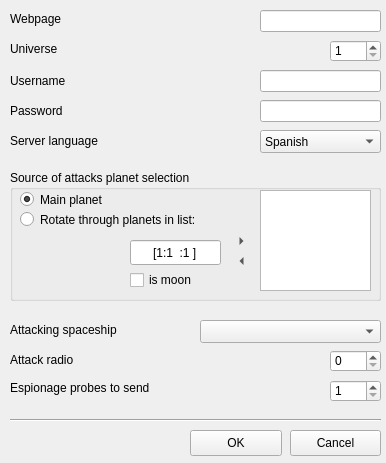
Before: the Qt Designer form ogbot/src/ui/Options.ui in kovan/kovans-ogbot, drawn with Qt 5.
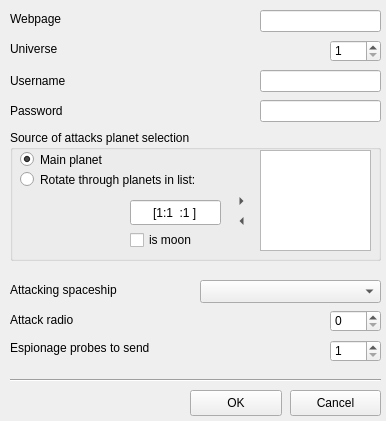
After: the same form once the commit is applied. Icons and pictures are not drawn.

What changed in the file:
```diff
--- a/ogbot/src/ui/Options.ui
+++ b/ogbot/src/ui/Options.ui
@@ -9,7 +9,7 @@
     <x>0</x>
     <y>0</y>
     <width>386</width>
-    <height>463</height>
+    <height>421</height>
    </rect>
   </property>
   <property name="sizePolicy" >
@@ -30,7 +30,7 @@
    <property name="geometry" >
     <rect>
      <x>330</x>
-     <y>350</y>
+     <y>310</y>
      <width>51</width>
      <height>22</height>
     </rect>
@@ -40,7 +40,7 @@
    <property name="geometry" >
     <rect>
      <x>10</x>
-     <y>410</y>
+     <y>370</y>
      <width>46</width>
      <height>14</height>
     </rect>
@@ -53,7 +53,7 @@
    <property name="geometry" >
     <rect>
      <x>330</x>
-     <y>380</y>
+     <y>340</y>
      <width>51</width>
      <height>22</height>
     </rect>
@@ -62,22 +62,6 @@
     <number>1</number>
    </property>
   </widget>
-  <widget class="QPushButton" name="cancelButton" >
-   <property name="geometry" >
-    <rect>
-     <x>290</x>
-     <y>430</y>
-     <width>91</width>
-     <height>26</height>
-    </rect>
-   </property>
-   <property name="text" >
-    <string>Cancel</string>
-   </property>
-   <property name="autoDefault" >
-    <bool>false</bool>
-   </property>
-  </widget>
   <widget class="QLineEdit" name="usernameLineEdit" >
    <property name="geometry" >
     <rect>
@@ -166,7 +150,7 @@
    <property name="geometry" >
     <rect>
      <x>10</x>
-     <y>410</y>
+     <y>370</y>
      <width>371</width>
      <height>20</height>
     </rect>
@@ -179,7 +163,7 @@
    <property name="geometry" >
     <rect>
      <x>190</x>
-     <y>430</y>
+     <y>390</y>
      <width>92</width>
      <height>26</height>
     </rect>
@@ -195,7 +179,7 @@
    <property name="geometry" >
     <rect>
      <x>10</x>
-     <y>370</y>
+     <y>330</y>
      <width>221</width>
      <height>36</height>
     </rect>
@@ -211,7 +195,7 @@
    <property name="geometry" >
     <rect>
      <x>10</x>
-     <y>350</y>
+     <y>310</y>
      <width>291</width>
      <height>20</height>
     </rect>
@@ -223,21 +207,11 @@
     <cstring>attackRadioSpinBox</cstring>
    </property>
   </widget>
-  <widget class="QComboBox" name="attackingShipComboBox" >
-   <property name="geometry" >
-    <rect>
-     <x>200</x>
-     <y>320</y>
-     <width>181</width>
-     <height>23</height>
-    </rect>
-   </property>
-  </widget>
   <widget class="QLabel" name="label_2" >
    <property name="geometry" >
     <rect>
      <x>10</x>
-     <y>320</y>
+     <y>280</y>
      <width>181</width>
      <height>20</height>
     </rect>
@@ -265,22 +239,6 @@
     <cstring>passwordLineEdit</cstring>
    </property>
   </widget>
-  <widget class="QLabel" name="label_15" >
-   <property name="geometry" >
-    <rect>
-     <x>10</x>
-     <y>130</y>
-     <width>221</width>
-     <height>22</height>
-    </rect>
-   </property>
-   <property name="text" >
-    <string>Server language</string>
-   </property>
-   <property name="buddy" >
-    <cstring>passwordLineEdit</cstring>
-   </property>
-  </widget>
   <widget class="QLineEdit" name="passwordLineEdit" >
    <property name="geometry" >
     <rect>
@@ -298,7 +256,7 @@
    <property name="geometry" >
     <rect>
      <x>10</x>
-     <y>170</y>
+     <y>130</y>
      <width>371</width>
      <height>131</height>
     </rect>
@@ -422,25 +380,31 @@
     </property>
    </widget>
   </widget>
-  <widget class="QComboBox" name="serverLanguageComboBox" >
+  <widget class="QComboBox" name="attackingShipComboBox" >
    <property name="geometry" >
     <rect>
-     <x>260</x>
-     <y>130</y>
-     <width>121</width>
+     <x>200</x>
+     <y>280</y>
+     <width>181</width>
      <height>23</height>
     </rect>
    </property>
-   <item>
-    <property name="text" >
-     <string>Spanish</string>
-    </property>
-   </item>
-   <item>
-    <property name="text" >
-     <string>English</string>
-    </property>
-   </item>
+  </widget>
+  <widget class="QPushButton" name="cancelButton" >
+   <property name="geometry" >
+    <rect>
+     <x>290</x>
+     <y>390</y>
+     <width>91</width>
+     <height>26</height>
+    </rect>
+   </property>
+   <property name="text" >
+    <string>Cancel</string>
+   </property>
+   <property name="autoDefault" >
+    <bool>false</bool>
+   </property>
   </widget>
  </widget>
  <pixmapfunction></pixmapfunction>
```
